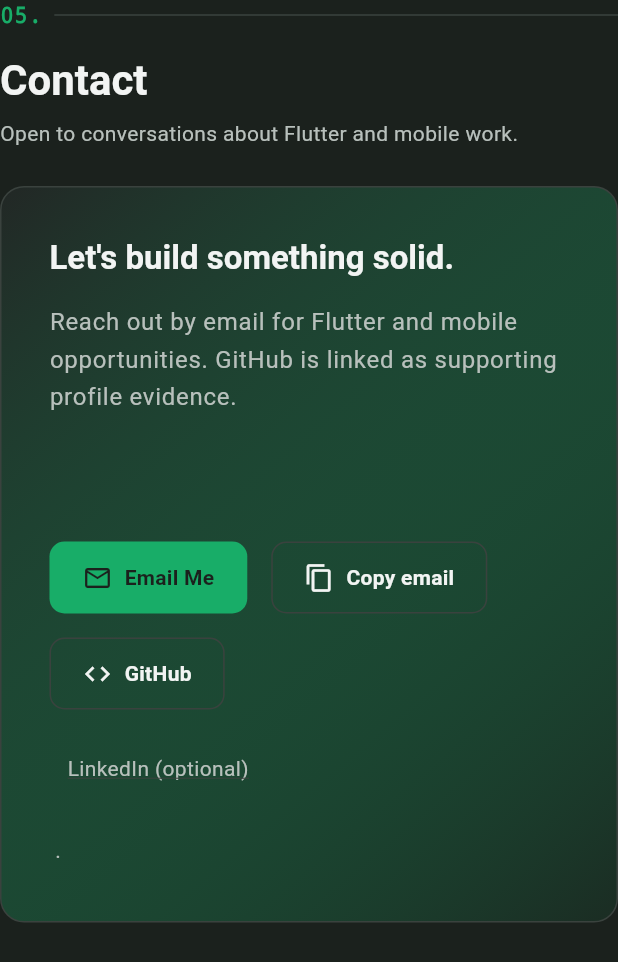
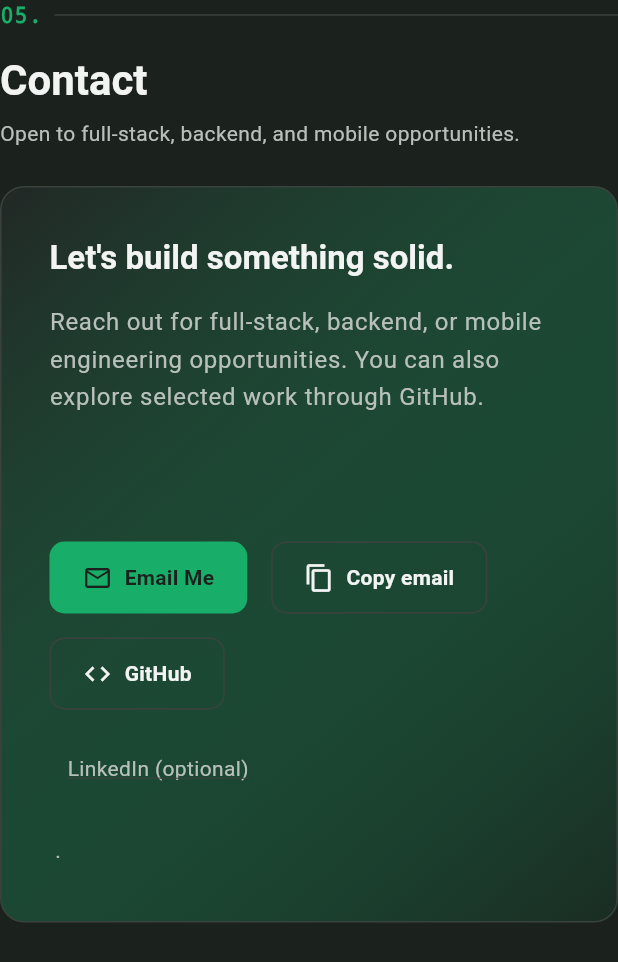
Before and after one commit to saifaboashour/flutter-portfolio, a Flutter app: the ContactSection widget shown alone on an empty page, opened directly with empty values, on a phone screen of 412 x 824 dp. Shown: the top 962 px of the screen. Run offline on Flutter 3.47's test engine with Material 3 defaults, Android fonts, the phone set to English and light mode, and no system bars; our stand-ins replace web.

Commit message:
content: align portfolio UI and links with full-stack scope

```diff
--- a/lib/features/contact/contact_section.dart
+++ b/lib/features/contact/contact_section.dart
@@ -26,7 +26,7 @@ class ContactSection extends StatelessWidget {
   Future<void> _emailMe(BuildContext context) async {
     final opened = await ExternalNavigator.openMailto(
       profile.email,
-      subject: 'Flutter / mobile opportunity',
+      subject: 'Software engineering opportunity',
     );
     if (!context.mounted) return;
     if (!opened) {
@@ -72,7 +72,7 @@ class ContactSection extends StatelessWidget {
         const SectionHeader(
           indexLabel: '05.',
           title: 'Contact',
-          subtitle: 'Open to conversations about Flutter and mobile work.',
+          subtitle: 'Open to full-stack, backend, and mobile opportunities.',
         ),
         const SizedBox(height: AppSpacing.lg),
         Container(
@@ -99,8 +99,8 @@ class ContactSection extends StatelessWidget {
               ),
               const SizedBox(height: AppSpacing.md),
               Text(
-                'Reach out by email for Flutter and mobile opportunities. '
-                'GitHub is linked as supporting profile evidence.',
+                'Reach out for full-stack, backend, or mobile engineering opportunities. '
+                'You can also explore selected work through GitHub.',
                 style: textTheme.bodyLarge?.copyWith(
                   color: AppColors.mutedText,
                 ),
```
